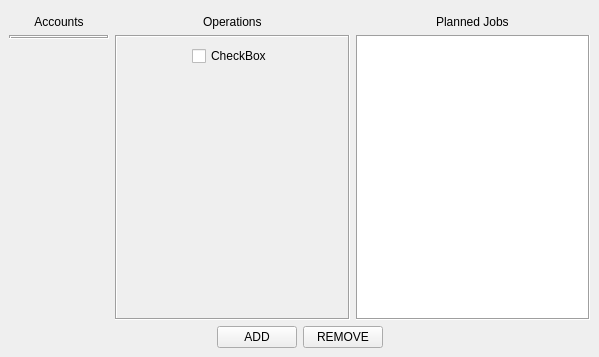
Before: the Qt Designer form tool/python/gui/views/home.ui in TheLeoYeo/iGPManagerTooleo, drawn with Qt 5.
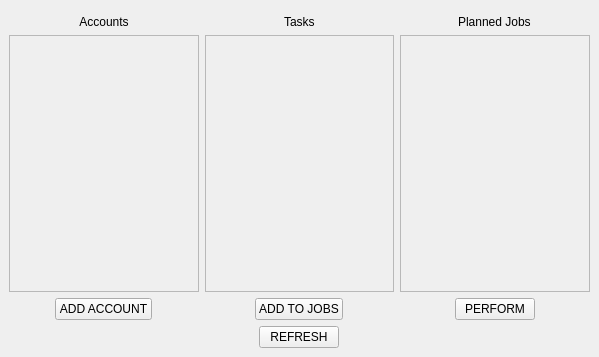
After: the same form once the commit is applied. Custom widgets are drawn as their Qt base class.

```diff
--- a/tool/python/gui/views/home.ui
+++ b/tool/python/gui/views/home.ui
@@ -21,35 +21,23 @@
        <widget class="QWidget" name="widget" native="true"/>
       </item>
       <item>
-       <layout class="QHBoxLayout" name="horizontalLayout" stretch="0,1,1">
+       <layout class="QHBoxLayout" name="horizontalLayout" stretch="1,1,1">
         <property name="spacing">
          <number>6</number>
         </property>
         <item>
-         <layout class="QVBoxLayout" name="verticalLayout_4" stretch="0,1">
+         <layout class="QVBoxLayout" name="verticalLayout_4" stretch="0,0,1">
           <property name="sizeConstraint">
            <enum>QLayout::SetMaximumSize</enum>
           </property>
-          <item alignment="Qt::AlignHCenter|Qt::AlignTop">
+          <item alignment="Qt::AlignHCenter">
            <widget class="Heading" name="accountsHead">
             <property name="sizePolicy">
-             <sizepolicy hsizetype="Maximum" vsizetype="Minimum">
+             <sizepolicy hsizetype="Maximum" vsizetype="Maximum">
               <horstretch>0</horstretch>
               <verstretch>0</verstretch>
              </sizepolicy>
             </property>
-            <property name="minimumSize">
-             <size>
-              <width>100</width>
-              <height>0</height>
-             </size>
-            </property>
-            <property name="maximumSize">
-             <size>
-              <width>16777215</width>
-              <height>16</height>
-             </size>
-            </property>
             <property name="text">
              <string>Accounts</string>
             </property>
@@ -58,52 +46,24 @@
             </property>
            </widget>
           </item>
-          <item alignment="Qt::AlignTop">
-           <widget class="Container" name="accountsCont">
-            <property name="sizePolicy">
-             <sizepolicy hsizetype="Preferred" vsizetype="Expanding">
-              <horstretch>0</horstretch>
-              <verstretch>0</verstretch>
-             </sizepolicy>
-            </property>
-            <property name="autoFillBackground">
+          <item>
+           <widget class="DetailsContainer" name="accountsCont">
+            <property name="widgetResizable">
              <bool>true</bool>
             </property>
-            <property name="frameShape">
-             <enum>QFrame::Box</enum>
+           </widget>
+          </item>
+          <item alignment="Qt::AlignHCenter">
+           <widget class="ConfirmButton" name="add_account">
+            <property name="text">
+             <string>ADD ACCOUNT</string>
             </property>
-            <property name="frameShadow">
-             <enum>QFrame::Sunken</enum>
-            </property>
-            <layout class="QVBoxLayout" name="verticalLayout_7">
-             <property name="spacing">
-              <number>0</number>
-             </property>
-             <property name="sizeConstraint">
-              <enum>QLayout::SetMaximumSize</enum>
-             </property>
-             <property name="leftMargin">
-              <number>0</number>
-             </property>
-             <property name="topMargin">
-              <number>0</number>
-             </property>
-             <property name="rightMargin">
-              <number>0</number>
-             </property>
-             <property name="bottomMargin">
-              <number>0</number>
-             </property>
-            </layout>
            </widget>
           </item>
          </layout>
         </item>
         <item>
-         <layout class="QVBoxLayout" name="verticalLayout_5" stretch="0,1">
-          <property name="spacing">
-           <number>6</number>
-          </property>
+         <layout class="QVBoxLayout" name="verticalLayout_5" stretch="0,0,1">
           <property name="sizeConstraint">
            <enum>QLayout::SetMaximumSize</enum>
           </property>
@@ -115,52 +75,25 @@
               <verstretch>0</verstretch>
              </sizepolicy>
             </property>
-            <property name="maximumSize">
-             <size>
-              <width>16777215</width>
-              <height>20</height>
-             </size>
-            </property>
             <property name="text">
-             <string>Operations</string>
+             <string>Tasks</string>
             </property>
            </widget>
           </item>
           <item>
-           <widget class="QFrame" name="operationsCont">
-            <property name="frameShape">
-             <enum>QFrame::Box</enum>
+           <widget class="TasksContainer" name="tasksCont"/>
+          </item>
+          <item alignment="Qt::AlignHCenter">
+           <widget class="ConfirmButton" name="add_jobs_butt">
+            <property name="text">
+             <string>ADD TO JOBS</string>
             </property>
-            <property name="frameShadow">
-             <enum>QFrame::Sunken</enum>
-            </property>
-            <layout class="QVBoxLayout" name="verticalLayout_8">
-             <item alignment="Qt::AlignHCenter|Qt::AlignTop">
-              <widget class="Text" name="checkBox">
-               <property name="sizePolicy">
-                <sizepolicy hsizetype="Minimum" vsizetype="Fixed">
-                 <horstretch>0</horstretch>
-                 <verstretch>0</verstretch>
-                </sizepolicy>
-               </property>
-               <property name="maximumSize">
-                <size>
-                 <width>16777215</width>
-                 <height>20</height>
-                </size>
-               </property>
-               <property name="text">
-                <string>CheckBox</string>
-               </property>
-              </widget>
-             </item>
-            </layout>
            </widget>
           </item>
          </layout>
         </item>
         <item>
-         <layout class="QVBoxLayout" name="verticalLayout_3">
+         <layout class="QVBoxLayout" name="verticalLayout_3" stretch="0,0,1">
           <item alignment="Qt::AlignHCenter">
            <widget class="Heading" name="jobsHead">
             <property name="text">
@@ -169,19 +102,14 @@
            </widget>
           </item>
           <item>
-           <layout class="QVBoxLayout" name="verticalLayout_6">
-            <item>
-             <layout class="QHBoxLayout" name="horizontalLayout_3">
-              <item alignment="Qt::AlignRight">
-               <widget class="QListWidget" name="listWidget">
-                <property name="frameShape">
-                 <enum>QFrame::Box</enum>
-                </property>
-               </widget>
-              </item>
-             </layout>
-            </item>
-           </layout>
+           <widget class="JobsContainer" name="jobsCont"/>
+          </item>
+          <item alignment="Qt::AlignHCenter">
+           <widget class="ConfirmButton" name="perform_butt">
+            <property name="text">
+             <string>PERFORM</string>
+            </property>
+           </widget>
           </item>
          </layout>
         </item>
@@ -189,8 +117,8 @@
       </item>
       <item>
        <layout class="QHBoxLayout" name="horizontalLayout_2">
-        <item alignment="Qt::AlignRight">
-         <widget class="ConfirmButton" name="confButton">
+        <item alignment="Qt::AlignHCenter">
+         <widget class="ConfirmButton" name="refreshButton">
           <property name="maximumSize">
            <size>
             <width>100</width>
@@ -198,7 +126,7 @@
            </size>
           </property>
           <property name="text">
-           <string>ADD</string>
+           <string>REFRESH</string>
           </property>
           <property name="autoDefault">
            <bool>false</bool>
@@ -211,19 +139,6 @@
           </property>
          </widget>
         </item>
-        <item alignment="Qt::AlignLeft">
-         <widget class="RejectButton" name="rejButton">
-          <property name="maximumSize">
-           <size>
-            <width>100</width>
-            <height>30</height>
-           </size>
-          </property>
-          <property name="text">
-           <string>REMOVE</string>
-          </property>
-         </widget>
-        </item>
        </layout>
       </item>
      </layout>
@@ -243,18 +158,18 @@
    <header>custom_widgets</header>
   </customwidget>
   <customwidget>
-   <class>RejectButton</class>
-   <extends>QPushButton</extends>
+   <class>DetailsContainer</class>
+   <extends>QScrollArea</extends>
    <header>custom_widgets</header>
   </customwidget>
   <customwidget>
-   <class>Text</class>
-   <extends>QCheckBox</extends>
+   <class>TasksContainer</class>
+   <extends>QScrollArea</extends>
    <header>custom_widgets</header>
   </customwidget>
   <customwidget>
-   <class>Container</class>
-   <extends>QFrame</extends>
+   <class>JobsContainer</class>
+   <extends>QScrollArea</extends>
    <header>custom_widgets</header>
    <container>1</container>
   </customwidget>
```
Left out of the diff: 2 changed lines with no effect on the pictures.
